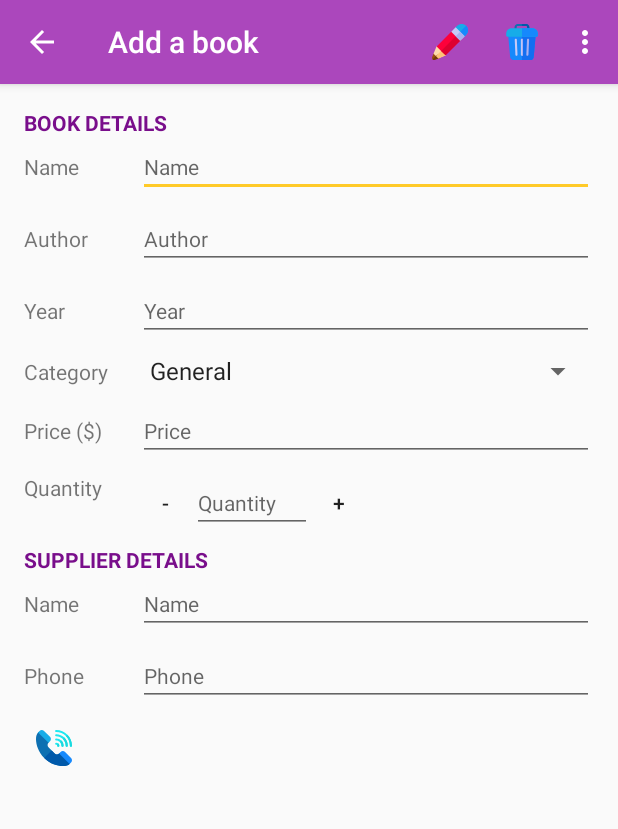
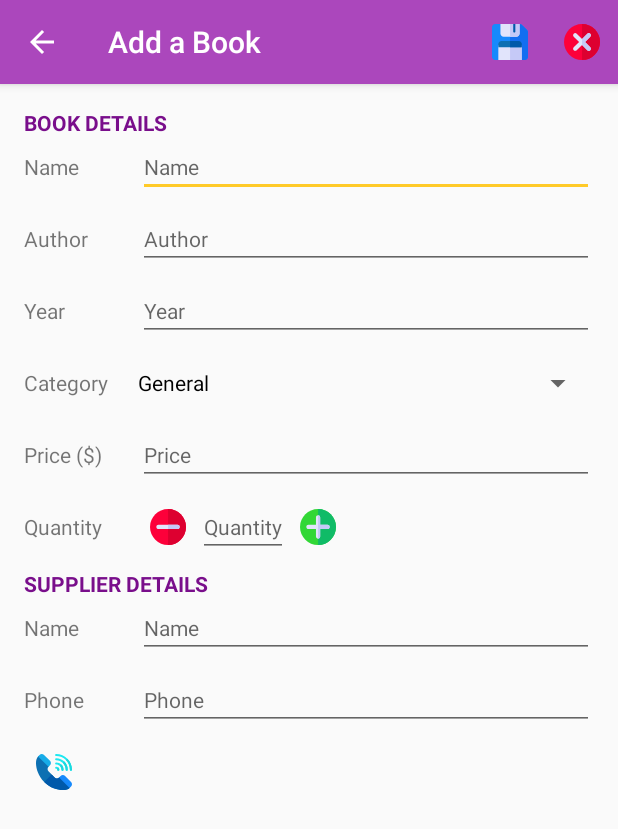
Before and after one commit to amaliaman/MyBookShop, an Android app: the EditorActivity screen opened directly, with no data from a screen before it, on a phone screen of 412 x 824 dp. Shown: the top 829 px of the screen. Run offline under Robolectric (Android 15) with nearby library versions, the phone set to English and light mode, and no system bars.

Commit message:
- Continue working on Editor Activity - Manage hiding keyboard on activity start

```diff
--- a/app/src/main/AndroidManifest.xml
+++ b/app/src/main/AndroidManifest.xml
@@ -8,7 +8,8 @@
         android:label="@string/app_name"
         android:roundIcon="@mipmap/ic_launcher"
         android:supportsRtl="true"
-        android:theme="@style/AppTheme">
+        android:theme="@style/AppTheme"
+        android:windowSoftInputMode="stateHidden">
         <activity android:name=".CatalogActivity">
             <intent-filter>
                 <action android:name="android.intent.action.MAIN" />
--- a/app/src/main/java/com/example/ami/mybookshop/EditorActivity.java
+++ b/app/src/main/java/com/example/ami/mybookshop/EditorActivity.java
@@ -1,26 +1,30 @@
 package com.example.ami.mybookshop;
 
 import android.app.LoaderManager;
+import android.content.Context;
 import android.content.CursorLoader;
 import android.content.Intent;
 import android.content.Loader;
 import android.database.Cursor;
+import android.graphics.Rect;
 import android.net.Uri;
 import android.os.Bundle;
 import android.support.v7.app.AppCompatActivity;
 import android.text.TextUtils;
 import android.view.Menu;
 import android.view.MenuItem;
+import android.view.MotionEvent;
 import android.view.View;
-import android.widget.AdapterView;
+import android.view.inputmethod.InputMethodManager;
 import android.widget.ArrayAdapter;
-import android.widget.Button;
 import android.widget.EditText;
+import android.widget.ImageButton;
 import android.widget.Spinner;
 import android.widget.TextView;
 
 import com.example.ami.mybookshop.data.BookContract.BookEntry;
 
+import java.util.ArrayList;
 import java.util.Currency;
 import java.util.Locale;
 
@@ -36,8 +40,8 @@ public class EditorActivity extends AppCompatActivity implements LoaderManager.L
     private EditText mSupplierPhoneEditText;
 
 
-    private Button mMinusButton;
-    private Button mPlusButton;
+    private ImageButton mMinusButton;
+    private ImageButton mPlusButton;
     private int mEditorMode = Constants.DEFAULT_EDITOR_MODE;
     private static final int EXISTING_BOOK_LOADER = 0;
     private Uri mCurrentBookUri;
@@ -72,57 +76,124 @@ public class EditorActivity extends AppCompatActivity implements LoaderManager.L
         mMinusButton = findViewById(R.id.decrease);
         mPlusButton = findViewById(R.id.increase);
 
+        // Hide menu items according to the editor's mode
+        invalidateOptionsMenu();
+
+        String title = "";
         switch (mEditorMode) {
             // view existing book
             case Constants.MODE_VIEW:
-                this.setTitle(getString(R.string.view_book));
-                // todo: extract to a separate function
-                mNameEditText.setEnabled(false);
-                mNameEditText.setTextColor(getResources().getColor(android.R.color.tertiary_text_dark));
+                title = getString(R.string.view_book);
+                disableInput();
+                // Prepare the loader. Either re-connect with an existing one,
+                // or start a new one.
+                getLoaderManager().initLoader(EXISTING_BOOK_LOADER, null, this);
+                break;
 
-                mAuthorEditText.setEnabled(false);
-                mAuthorEditText.setTextColor(getResources().getColor(android.R.color.tertiary_text_dark));
-
-                mCategorySpinner.setEnabled(false);
-
-                mMinusButton.setVisibility(View.GONE);
-                mPlusButton.setVisibility(View.GONE);
-
-                break;
             // update existing book
             case Constants.MODE_EDIT:
-                this.setTitle(getString(R.string.edit_book));
-                ///
+                title = getString(R.string.edit_book);
+                getLoaderManager().initLoader(EXISTING_BOOK_LOADER, null, this);
                 break;
+
             // insert new book
             case Constants.MODE_INSERT:
-                this.setTitle(getString(R.string.add_book));
-                // Invalidate the options menu, so the "Delete" menu option can be hidden.
-                // (It doesn't make sense to delete a book that hasn't been created yet.)
-                //todo: invalidateOptionsMenu() for all relevant buttons in all modes;
+                title = getString(R.string.add_book);
                 break;
-            default:
-                //
         }
-
-        // Prepare the loader. Either re-connect with an existing one,
-        // or start a new one.
-        getLoaderManager().initLoader(EXISTING_BOOK_LOADER, null, this);
-
+        this.setTitle(title);
 
         // Show currency symbol in Price field
         TextView priceLabel = findViewById(R.id.price_label);
         priceLabel.append(" (" + Currency.getInstance(Locale.getDefault()).getSymbol() + ")");
 
-
         setupSpinner();
 
         // Setup quantity increase/decrease buttons
         // todo: show 0 if in insert mode
-        Button mMinusButton = findViewById(R.id.decrease);
-        Button mPlusButton = findViewById(R.id.increase);
+        ImageButton mMinusButton = findViewById(R.id.decrease);
+        ImageButton mPlusButton = findViewById(R.id.increase);
         mMinusButton.setOnClickListener(quantityButtonListener);
         mPlusButton.setOnClickListener(quantityButtonListener);
+
+        // Setup order button
+        ImageButton orderButton = findViewById(R.id.order_button);
+        orderButton.setOnClickListener(new View.OnClickListener() {
+            @Override
+            public void onClick(View v) {
+                Intent orderIntent = new Intent(Intent.ACTION_DIAL, Uri.parse("tel:" +
+                        mSupplierPhoneEditText.getText().toString()));
+                startActivity(orderIntent);
+            }
+        });
+    }
+
+    @Override
+    public boolean onPrepareOptionsMenu(Menu menu) {
+        super.onPrepareOptionsMenu(menu);
+        // Hide menu items according to the editor's mode
+        switch (mEditorMode) {
+            case Constants.MODE_VIEW:
+                MenuItem saveItem = menu.findItem(R.id.action_save);
+                MenuItem cancelItem = menu.findItem(R.id.action_cancel);
+                saveItem.setVisible(false);
+                cancelItem.setVisible(false);
+                break;
+
+            case Constants.MODE_EDIT:
+                // same as next case
+            case Constants.MODE_INSERT:
+                MenuItem editItem = menu.findItem(R.id.action_edit);
+                MenuItem deleteItem = menu.findItem(R.id.action_delete);
+                editItem.setVisible(false);
+                deleteItem.setVisible(false);
+                break;
+        }
+        return true;
+    }
+
+    @Override
+    public boolean dispatchTouchEvent(MotionEvent event) {
+        if (event.getAction() == MotionEvent.ACTION_DOWN) {
+            View v = getCurrentFocus();
+            if (v instanceof EditText) {
+                Rect outRect = new Rect();
+                v.getGlobalVisibleRect(outRect);
+                if (!outRect.contains((int) event.getRawX(), (int) event.getRawY())) {
+                    v.clearFocus();
+                    InputMethodManager imm = (InputMethodManager) getSystemService(Context.INPUT_METHOD_SERVICE);
+                    if (imm != null) {
+                        imm.hideSoftInputFromWindow(v.getWindowToken(), 0);
+                    }
+                }
+            }
+        }
+        return super.dispatchTouchEvent(event);
+    }
+
+    /**
+     * Disable all input controls in activity when in view mode
+     */
+    private void disableInput() {
+        ArrayList<EditText> editTexts = new ArrayList<>();
+        editTexts.add(mNameEditText);
+        editTexts.add(mAuthorEditText);
+        editTexts.add(mYearEditText);
+        editTexts.add(mPriceEditText);
+        editTexts.add(mQuantityEditText);
+        editTexts.add(mSupplierNameEditText);
+        editTexts.add(mSupplierPhoneEditText);
+
+        for (EditText et : editTexts) {
+            et.setEnabled(false);
+            et.setTextColor(getResources().getColor(R.color.secondaryTextColor));
+            et.setBackgroundColor(getResources().getColor(android.R.color.transparent));
+        }
+
+        mCategorySpinner.setEnabled(false);
+
+        mMinusButton.setVisibility(View.GONE);
+        mPlusButton.setVisibility(View.GONE);
     }
 
     @Override
@@ -175,7 +246,7 @@ public class EditorActivity extends AppCompatActivity implements LoaderManager.L
         // Create adapter for spinner. The list options are from the String array it will use
         // the spinner will use the default layout
         ArrayAdapter categorySpinnerAdapter = ArrayAdapter.createFromResource(this,
-                R.array.array_category_options, android.R.layout.simple_spinner_item);
+                R.array.array_category_options, R.layout.spinner_item);
 
         // Specify dropdown layout style - simple list view with 1 item per line
         categorySpinnerAdapter.setDropDownViewResource(android.R.layout.simple_spinner_dropdown_item);
@@ -184,19 +255,16 @@ public class EditorActivity extends AppCompatActivity implements LoaderManager.L
         mCategorySpinner.setAdapter(categorySpinnerAdapter);
 
         // Set the integer mSelected to the constant values
-        mCategorySpinner.setOnItemSelectedListener(new AdapterView.OnItemSelectedListener() {
-            @Override
-            public void onItemSelected(AdapterView<?> parent, View view, int position, long id) {
-                String selection = (String) parent.getItemAtPosition(position);
-                if (!TextUtils.isEmpty(selection)) {
-                }
-            }
-
-            // Because AdapterView is an abstract class, onNothingSelected must be defined
-            @Override
-            public void onNothingSelected(AdapterView<?> parent) {
-            }
-        });
+//        mCategorySpinner.setOnItemSelectedListener(new AdapterView.OnItemSelectedListener() {
+//            @Override
+//            public void onItemSelected(AdapterView<?> parent, View view, int position, long id) {
+//            }
+//
+//            // Because AdapterView is an abstract class, onNothingSelected must be defined
+//            @Override
+//            public void onNothingSelected(AdapterView<?> parent) {
+//            }
+//        });
     }
 
     /**
--- /dev/null
+++ b/app/src/main/res/drawable/ic_minus.xml
@@ -0,0 +1,7 @@
+<vector android:height="24dp" android:viewportHeight="512"
+    android:viewportWidth="512" android:width="24dp" xmlns:android="http://schemas.android.com/apk/res/android">
+    <path android:fillColor="#FD003A" android:pathData="M257,0C116.3,0 0,114.3 0,255s116.3,257 257,257s255,-116.3 255,-257S397.7,0 257,0z"/>
+    <path android:fillColor="#DD0030" android:pathData="M512,255c0,140.7 -114.3,257 -255,257V0C397.7,0 512,114.3 512,255z"/>
+    <path android:fillColor="#E1E4FB" android:pathData="M422,255c0,16.5 -13.5,30 -30,30H120c-16.5,0 -30,-13.5 -30,-30s13.5,-30 30,-30h272C408.5,225 422,238.5 422,255z"/>
+    <path android:fillColor="#C5C9F7" android:pathData="M422,255c0,16.5 -13.5,30 -30,30H257v-60h135C408.5,225 422,238.5 422,255z"/>
+</vector>
--- /dev/null
+++ b/app/src/main/res/drawable/ic_plus.xml
@@ -0,0 +1,7 @@
+<vector android:height="24dp" android:viewportHeight="512"
+    android:viewportWidth="512" android:width="24dp" xmlns:android="http://schemas.android.com/apk/res/android">
+    <path android:fillColor="#32D736" android:pathData="M257,0C116.3,0 0,114.3 0,255s116.3,257 257,257s255,-116.3 255,-257S397.7,0 257,0z"/>
+    <path android:fillColor="#10BB67" android:pathData="M512,255c0,140.7 -114.3,257 -255,257V0C397.7,0 512,114.3 512,255z"/>
+    <path android:fillColor="#E1E4FB" android:pathData="M422,255c0,16.5 -13.5,30 -30,30H287v107c0,16.5 -13.5,30 -30,30s-30,-13.5 -30,-30V285H120c-16.5,0 -30,-13.5 -30,-30s13.5,-30 30,-30h107V120c0,-16.5 13.5,-30 30,-30s30,13.5 30,30v105h105C408.5,225 422,238.5 422,255z"/>
+    <path android:fillColor="#C5C9F7" android:pathData="M422,255c0,16.5 -13.5,30 -30,30H287v107c0,16.5 -13.5,30 -30,30V90c16.5,0 30,13.5 30,30v105h105C408.5,225 422,238.5 422,255z"/>
+</vector>
--- a/app/src/main/res/layout/activity_editor.xml
+++ b/app/src/main/res/layout/activity_editor.xml
@@ -9,6 +9,8 @@
         android:id="@+id/wrapper"
         android:layout_width="match_parent"
         android:layout_height="wrap_content"
+        android:focusable="true"
+        android:focusableInTouchMode="true"
         android:orientation="vertical"
         android:padding="@dimen/activity_margin">
 
@@ -60,11 +62,14 @@
 
             <TextView
                 style="@style/EditorLabelStyle"
+                android:layout_marginTop="8dp"
                 android:text="@string/label_category" />
 
             <Spinner
                 android:id="@+id/category"
                 style="@style/EditorFieldStyle"
+                android:layout_marginBottom="8dp"
+                android:layout_marginTop="8dp"
                 android:spinnerMode="dropdown" />
         </LinearLayout>
 
@@ -86,16 +91,16 @@
 
             <TextView
                 style="@style/EditorLabelStyle"
+                android:layout_marginTop="10dp"
                 android:text="@string/label_quantity" />
 
             <LinearLayout style="@style/EditorFieldStyle">
 
-                <Button
+                <ImageButton
                     android:id="@+id/decrease"
-                    style="@style/Widget.AppCompat.Button.Borderless"
-                    android:layout_width="@dimen/quantity_button"
-                    android:layout_height="@dimen/quantity_button"
-                    android:text="@string/minus" />
+                    style="@style/ActivityButton"
+                    android:contentDescription="@string/decrease"
+                    android:src="@drawable/ic_minus" />
 
                 <EditText
                     android:id="@+id/quantity"
@@ -103,12 +108,11 @@
                     android:hint="@string/label_quantity"
                     android:inputType="number" />
 
-                <Button
+                <ImageButton
                     android:id="@+id/increase"
-                    style="@style/Widget.AppCompat.Button.Borderless"
-                    android:layout_width="@dimen/quantity_button"
-                    android:layout_height="@dimen/quantity_button"
-                    android:text="@string/plus" />
+                    style="@style/ActivityButton"
+                    android:contentDescription="@string/increase"
+                    android:src="@drawable/ic_plus" />
             </LinearLayout>
 
         </LinearLayout>
@@ -143,11 +147,10 @@
                 android:inputType="phone" />
         </LinearLayout>
 
-        <ImageView
-            android:layout_width="wrap_content"
-            android:layout_height="wrap_content"
+        <ImageButton
+            android:id="@+id/order_button"
+            style="@style/ActivityButton"
             android:contentDescription="@string/order"
-            android:padding="8dp"
             android:src="@drawable/ic_phone" />
 
     </LinearLayout>
--- a/app/src/main/res/layout/list_item.xml
+++ b/app/src/main/res/layout/list_item.xml
@@ -48,14 +48,11 @@
             tools:text="20" />
     </LinearLayout>
 
-
     <ImageView
         android:id="@+id/sale_button"
-        android:layout_width="wrap_content"
-        android:layout_height="wrap_content"
+        style="@style/ActivityButton"
         android:layout_alignParentEnd="true"
         android:contentDescription="@string/sale"
-        android:padding="8dp"
         android:src="@drawable/ic_shop" />
 
 </RelativeLayout>
--- /dev/null
+++ b/app/src/main/res/layout/spinner_item.xml
@@ -0,0 +1,6 @@
+<?xml version="1.0" encoding="utf-8"?>
+<TextView xmlns:android="http://schemas.android.com/apk/res/android"
+    xmlns:tools="http://schemas.android.com/tools"
+    android:id="@+id/author"
+    style="@style/SpinnerStyle"
+    tools:text="test" />
--- a/app/src/main/res/values/dimens.xml
+++ b/app/src/main/res/values/dimens.xml
@@ -7,4 +7,5 @@
     <dimen name="activity_margin">16dp</dimen>
 
     <dimen name="quantity_button">36dp</dimen>
+    <dimen name="activity_button">8dp</dimen>
 </resources>
--- a/app/src/main/res/values/strings.xml
+++ b/app/src/main/res/values/strings.xml
@@ -2,8 +2,6 @@
     <string name="app_name">My Book Shop</string>
     <string name="save">Save</string>
     <string name="action_insert_dummy_data">Insert Dummy Data</string>
-    <!--<string name="dummy_books_string">The books table contains</string>-->
-    <!--<string name="dummy_books_string_end">books</string>-->
 
     <!-- Category spinner options -->
     <string name="category_general">General</string>
@@ -21,10 +19,11 @@
     <string name="details">Details</string>
 
     <string name="quantity_label">Quantity:</string>
-    <string name="price_label">Price:</string>
 
-    <string name="add_book">Add a book</string>
-    <string name="edit_book">Edit book details</string>
+    <!-- Editor activity titles -->
+    <string name="add_book">Add a Book</string>
+    <string name="edit_book">Edit Book</string>
+    <string name="book_details">Book Details</string>
 
     <!-- Labels for editor fields -->
     <string name="label_name">Name</string>
@@ -38,7 +37,6 @@
     <string name="label_supplier_name">Name</string>
     <string name="label_supplier_phone">Phone</string>
     <string name="supplier_details">Supplier Details</string>
-    <string name="book_details">Book Details</string>
     <string name="order">Order</string>
     <string name="action_save">Save</string>
     <string name="action_edit">Edit</string>
@@ -46,4 +44,6 @@
     <string name="action_cancel">Cancel</string>
     <string name="action_about">About</string>
     <string name="view_book">Book Details</string>
+    <string name="increase">Increase</string>
+    <string name="decrease">Decrease</string>
 </resources>
--- a/app/src/main/res/values/styles.xml
+++ b/app/src/main/res/values/styles.xml
@@ -26,6 +26,7 @@
 
     <!-- Style for an EditText field in the editor -->
     <style name="EditorFieldStyle">
+        <item name="android:textColor">@color/secondaryTextColor</item>
         <item name="android:layout_height">wrap_content</item>
         <item name="android:layout_width">0dp</item>
         <item name="android:layout_weight">4</item>
@@ -34,8 +35,9 @@
 
     <!-- Style for the quantity EditText field in the editor -->
     <style name="EditorFieldStyleQuantity">
+        <item name="android:textColor">@color/secondaryTextColor</item>
         <item name="android:layout_height">wrap_content</item>
-        <item name="android:layout_width">80dp</item>
+        <item name="android:layout_width">60dp</item>
         <item name="android:textAppearance">?android:textAppearanceSmall</item>
     </style>
 
@@ -48,4 +50,18 @@
         <item name="android:textStyle">bold</item>
     </style>
 
+    <!-- Activity button -->
+    <style name="ActivityButton">
+        <item name="android:layout_height">wrap_content</item>
+        <item name="android:layout_width">wrap_content</item>
+        <item name="android:padding">@dimen/activity_button</item>
+        <item name="android:background">?attr/actionBarItemBackground</item>
+    </style>
+
+    <style name="SpinnerStyle">
+        <item name="android:layout_height">wrap_content</item>
+        <item name="android:textColor">@color/secondaryTextColor</item>
+        <item name="android:layout_width">match_parent</item>
+        <item name="android:textAppearance">?android:textAppearanceSmall</item>
+    </style>
 </resources>
```
Also changed, not shown: app/src/main/res/drawable/bg_sale.xml (deleted, +0 -8 lines), app/src/main/res/drawable/ic_022_phone_call.xml (deleted, +0 -15 lines).
